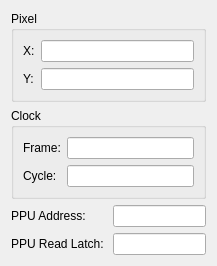
Old version of the form debugger/ppuinformationdialog.ui in the repository christopherpow/nesicide.
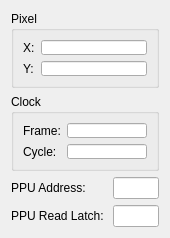
New version of the form.

Diff of the .ui file:
```diff
--- a/debugger/ppuinformationdialog.ui
+++ b/debugger/ppuinformationdialog.ui
@@ -6,16 +6,22 @@
    <rect>
     <x>0</x>
     <y>0</y>
-    <width>217</width>
+    <width>170</width>
     <height>238</height>
    </rect>
   </property>
   <property name="sizePolicy">
-   <sizepolicy hsizetype="MinimumExpanding" vsizetype="Preferred">
+   <sizepolicy hsizetype="Preferred" vsizetype="Preferred">
     <horstretch>0</horstretch>
     <verstretch>0</verstretch>
    </sizepolicy>
   </property>
+  <property name="minimumSize">
+   <size>
+    <width>170</width>
+    <height>238</height>
+   </size>
+  </property>
   <property name="windowTitle">
    <string>Dialog</string>
   </property>
@@ -115,7 +121,14 @@
     </widget>
    </item>
    <item row="3" column="1">
-    <widget class="QLineEdit" name="ppuLatch"/>
+    <widget class="QLineEdit" name="ppuLatch">
+     <property name="sizePolicy">
+      <sizepolicy hsizetype="Preferred" vsizetype="Fixed">
+       <horstretch>0</horstretch>
+       <verstretch>0</verstretch>
+      </sizepolicy>
+     </property>
+    </widget>
    </item>
   </layout>
  </widget>
```
